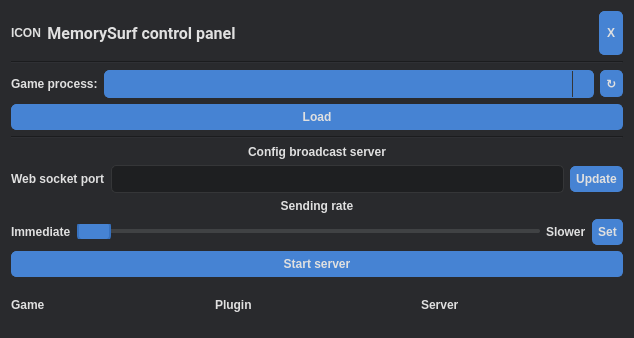
Qt form NecromancyLoader/necromancyloaderwindow.ui (Unchpokable/MemorySurf) before a commit.
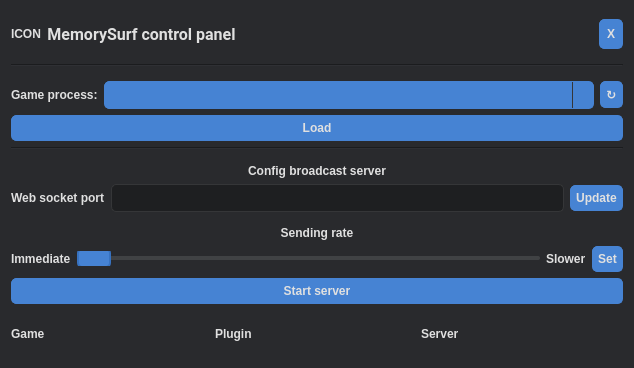
The same form after that commit.

Patch:
```diff
--- a/NecromancyLoader/necromancyloaderwindow.ui
+++ b/NecromancyLoader/necromancyloaderwindow.ui
@@ -7,7 +7,7 @@
     <x>0</x>
     <y>0</y>
     <width>634</width>
-    <height>338</height>
+    <height>368</height>
    </rect>
   </property>
   <property name="windowTitle">
@@ -190,6 +190,19 @@
   </property>
   <widget class="QWidget" name="centralWidget">
    <layout class="QVBoxLayout" name="verticalLayout_2">
+    <item>
+     <spacer name="verticalSpacer_8">
+      <property name="orientation">
+       <enum>Qt::Vertical</enum>
+      </property>
+      <property name="sizeHint" stdset="0">
+       <size>
+        <width>20</width>
+        <height>40</height>
+       </size>
+      </property>
+     </spacer>
+    </item>
     <item>
      <widget class="QWidget" name="customHeader" native="true">
       <layout class="QHBoxLayout" name="horizontalLayout_7">
@@ -242,7 +255,7 @@
            <item>
             <widget class="QGraphicsView" name="rightsIndicator">
              <property name="sizePolicy">
-              <sizepolicy hsizetype="Expanding" vsizetype="Expanding">
+              <sizepolicy hsizetype="Expanding" vsizetype="Fixed">
                <horstretch>0</horstretch>
                <verstretch>0</verstretch>
               </sizepolicy>
@@ -250,7 +263,7 @@
              <property name="maximumSize">
               <size>
                <width>30</width>
-               <height>16777215</height>
+               <height>30</height>
               </size>
              </property>
             </widget>
@@ -307,6 +320,19 @@
       </layout>
      </widget>
     </item>
+    <item>
+     <spacer name="verticalSpacer_9">
+      <property name="orientation">
+       <enum>Qt::Vertical</enum>
+      </property>
+      <property name="sizeHint" stdset="0">
+       <size>
+        <width>20</width>
+        <height>40</height>
+       </size>
+      </property>
+     </spacer>
+    </item>
     <item>
      <widget class="Line" name="line_2">
       <property name="orientation">
@@ -523,7 +549,20 @@
          </widget>
         </item>
         <item>
-         <widget class="QGraphicsView" name="gameIndicator"/>
+         <widget class="QGraphicsView" name="gameIndicator">
+          <property name="sizePolicy">
+           <sizepolicy hsizetype="Expanding" vsizetype="Fixed">
+            <horstretch>0</horstretch>
+            <verstretch>0</verstretch>
+           </sizepolicy>
+          </property>
+          <property name="maximumSize">
+           <size>
+            <width>16777215</width>
+            <height>30</height>
+           </size>
+          </property>
+         </widget>
         </item>
        </layout>
       </item>
@@ -537,7 +576,20 @@
          </widget>
         </item>
         <item>
-         <widget class="QGraphicsView" name="pluginIndicator"/>
+         <widget class="QGraphicsView" name="pluginIndicator">
+          <property name="sizePolicy">
+           <sizepolicy hsizetype="Expanding" vsizetype="Fixed">
+            <horstretch>0</horstretch>
+            <verstretch>0</verstretch>
+           </sizepolicy>
+          </property>
+          <property name="maximumSize">
+           <size>
+            <width>16777215</width>
+            <height>30</height>
+           </size>
+          </property>
+         </widget>
         </item>
        </layout>
       </item>
@@ -551,25 +603,25 @@
          </widget>
         </item>
         <item>
-         <widget class="QGraphicsView" name="serverIndicator"/>
+         <widget class="QGraphicsView" name="serverIndicator">
+          <property name="sizePolicy">
+           <sizepolicy hsizetype="Expanding" vsizetype="Fixed">
+            <horstretch>0</horstretch>
+            <verstretch>0</verstretch>
+           </sizepolicy>
+          </property>
+          <property name="maximumSize">
+           <size>
+            <width>16777215</width>
+            <height>30</height>
+           </size>
+          </property>
+         </widget>
         </item>
        </layout>
       </item>
      </layout>
     </item>
-    <item>
-     <spacer name="verticalSpacer_6">
-      <property name="orientation">
-       <enum>Qt::Vertical</enum>
-      </property>
-      <property name="sizeHint" stdset="0">
-       <size>
-        <width>20</width>
-        <height>40</height>
-       </size>
-      </property>
-     </spacer>
-    </item>
     <item>
      <spacer name="verticalSpacer_5">
       <property name="orientation">
```
